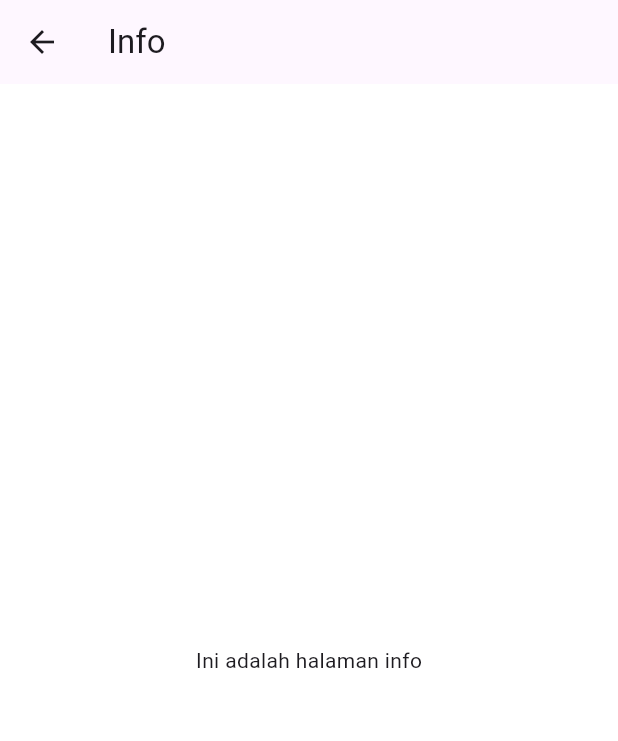
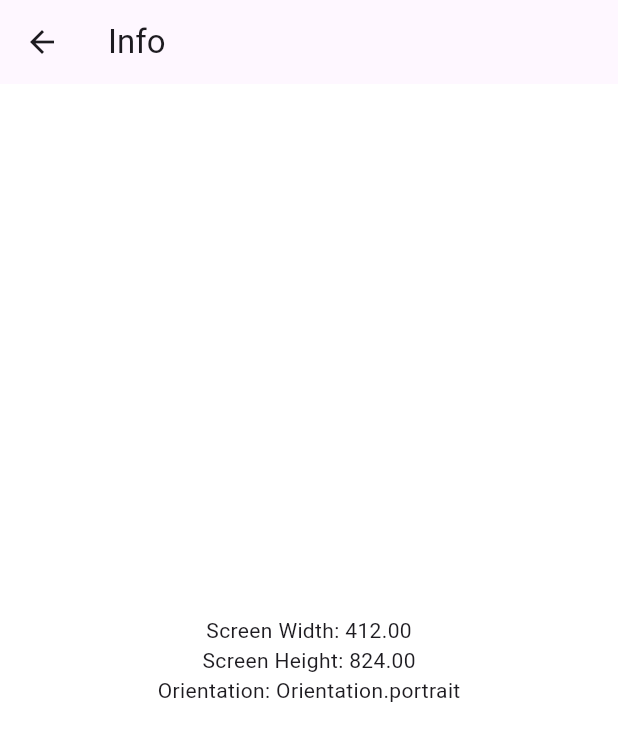
Before and after one commit to Wibiemahardhika22/hands-on-project-mikti, a Flutter app: the InfoPage screen opened directly, on a phone screen of 412 x 824 dp. Shown: the top 741 px of the screen. Run offline on Flutter 3.47's test engine with Material 3 defaults, Android fonts, the phone set to English and light mode, and no system bars; our stand-ins replace curved_navigation_bar.

Commit message:
feat: Media Query (menampilkan screen width, height, dan orientation)

```diff
--- a/lib/pages/info_page.dart
+++ b/lib/pages/info_page.dart
@@ -5,13 +5,25 @@ class InfoPage extends StatelessWidget {
 
   @override
   Widget build(BuildContext context) {
+    Size screenSize = MediaQuery.of(context).size;
+    Orientation orientation = MediaQuery.of(context).orientation;
+
     return Scaffold(
-      appBar: AppBar(
-        title: const Text("Info"),
-      ),
-      body: const Center(
-        child: Text("Ini adalah halaman info"),
-      ),
-    );
+        appBar: AppBar(
+          title: const Text("Info"),
+        ),
+        body: SafeArea(
+          child: Center(
+            child: Column(
+              mainAxisAlignment: MainAxisAlignment.center,
+              crossAxisAlignment: CrossAxisAlignment.center,
+              children: [
+                Text("Screen Width: ${screenSize.width.toStringAsFixed(2)}"),
+                Text("Screen Height: ${screenSize.height.toStringAsFixed(2)}"),
+                Text("Orientation: $orientation"),
+              ],
+            ),
+          ),
+        ));
   }
 }
```
